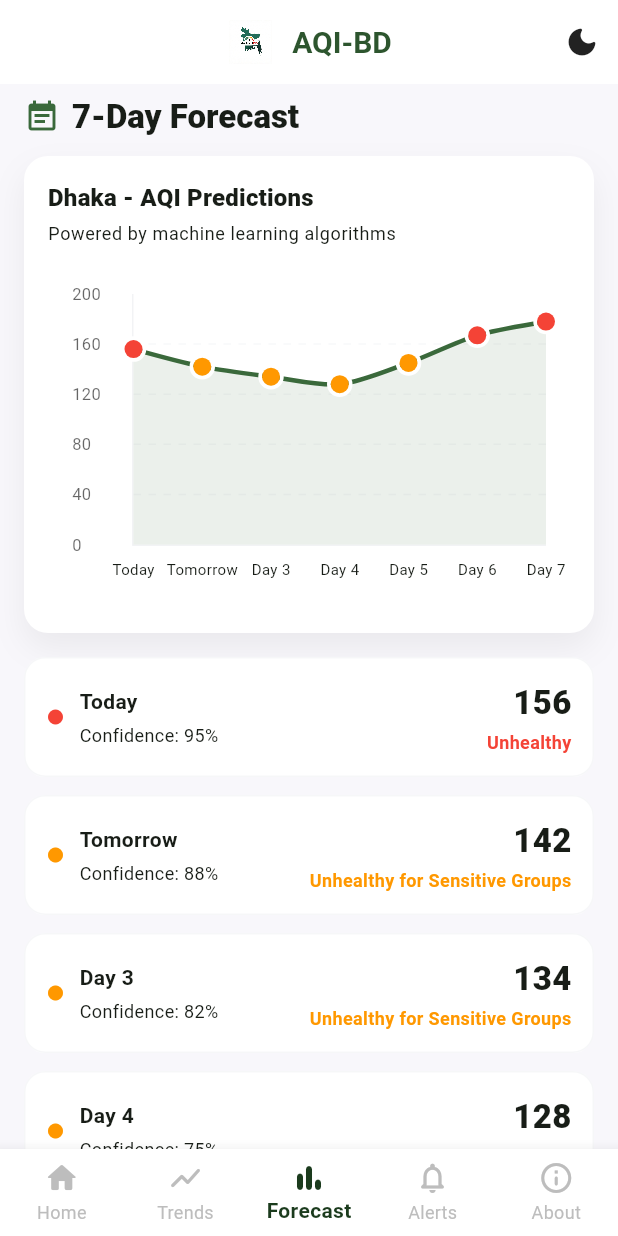
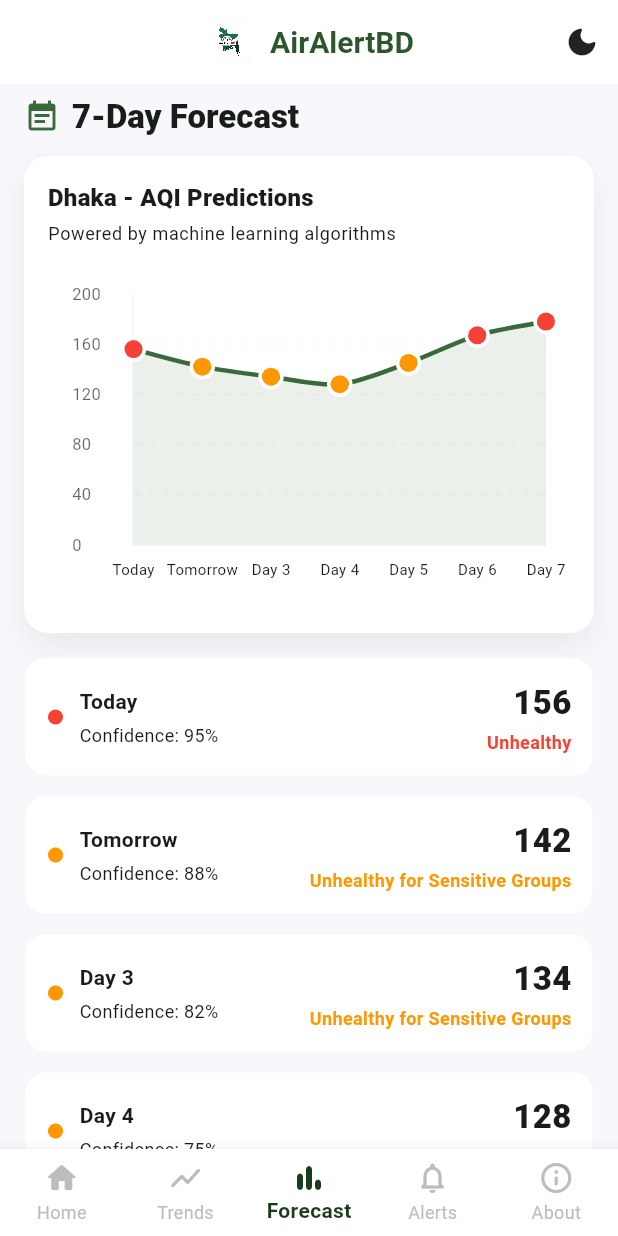
Before and after one commit to Rihabz1/AQI_BD_APP, a Flutter app: the screen it shows after launch, item 3 of the bottom bar chosen, on a phone screen of 412 x 824 dp. Run offline on Flutter 3.47's test engine with Material 3 defaults, Android fonts, the phone set to English and light mode, and no system bars; drawn by our look-alikes of fl_chart; our stand-ins replace csv, dio, package_info_plus; network calls fail.

Commit message:
Rebrand app from AQI-BD to AirAlertBD
- Updated app name across all platforms (Android, iOS, macOS, Web, Windows)
- Changed package name from aqi_bd to airalertbd
- Updated bundle identifiers and application IDs
- Modified app display names in all configuration files
- Updated README with new app description

```diff
--- a/lib/main.dart
+++ b/lib/main.dart
@@ -109,7 +109,7 @@ class _AQIBDAppState extends State<AQIBDApp> {
         create: (_) => DataCacheService(),
         child: MaterialApp(
           debugShowCheckedModeBanner: false,
-          title: 'AQI BD',
+          title: 'AirAlertBD',
           theme: _dark ? _darkTheme : _lightTheme,
           home: SplashScreen(
             nextScreen: RootScreen(
@@ -152,7 +152,7 @@ class _RootScreenState extends State<RootScreen> {
           children: [
             const AppLogo(size: 32),
             const SizedBox(width: 12),
-            const Text('AQI-BD'),
+            const Text('AirAlertBD'),
           ],
         ),
         actions: [
--- a/lib/screens/about_screen.dart
+++ b/lib/screens/about_screen.dart
@@ -260,7 +260,7 @@ class _AboutScreenState extends State<AboutScreen> {
 
                 _staffMember(
                   'Lead Developer',
-                  'AQI-BD Development Team',
+                  'AirAlertBD Development Team',
                   Icons.code,
                   Theme.of(context).colorScheme.primary,
                 ),
--- a/lib/screens/splash_screen.dart
+++ b/lib/screens/splash_screen.dart
@@ -228,7 +228,7 @@ class _SplashScreenState extends State<SplashScreen>
                               child: Column(
                                 children: [
                                   Text(
-                                    'AQI-BD',
+                                    'AirAlertBD',
                                     style: TextStyle(
                                       fontSize: 36,
                                       fontWeight: FontWeight.bold,
--- a/pubspec.yaml
+++ b/pubspec.yaml
@@ -1,5 +1,5 @@
-name: aqi_bd
-description: "A new Flutter project."
+name: airalertbd
+description: "Real-time air quality monitoring for Bangladesh"
 # The following line prevents the package from being accidentally published to
 # pub.dev using `flutter pub publish`. This is preferred for private packages.
 publish_to: 'none' # Remove this line if you wish to publish to pub.dev
```
Also changed, not shown: 8 other files.
